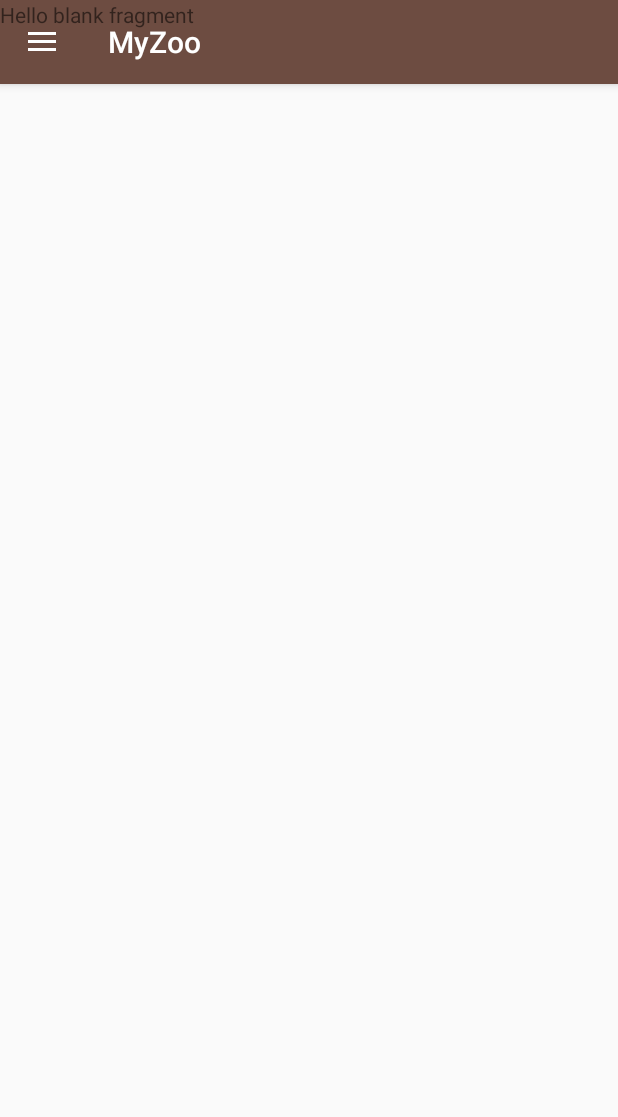
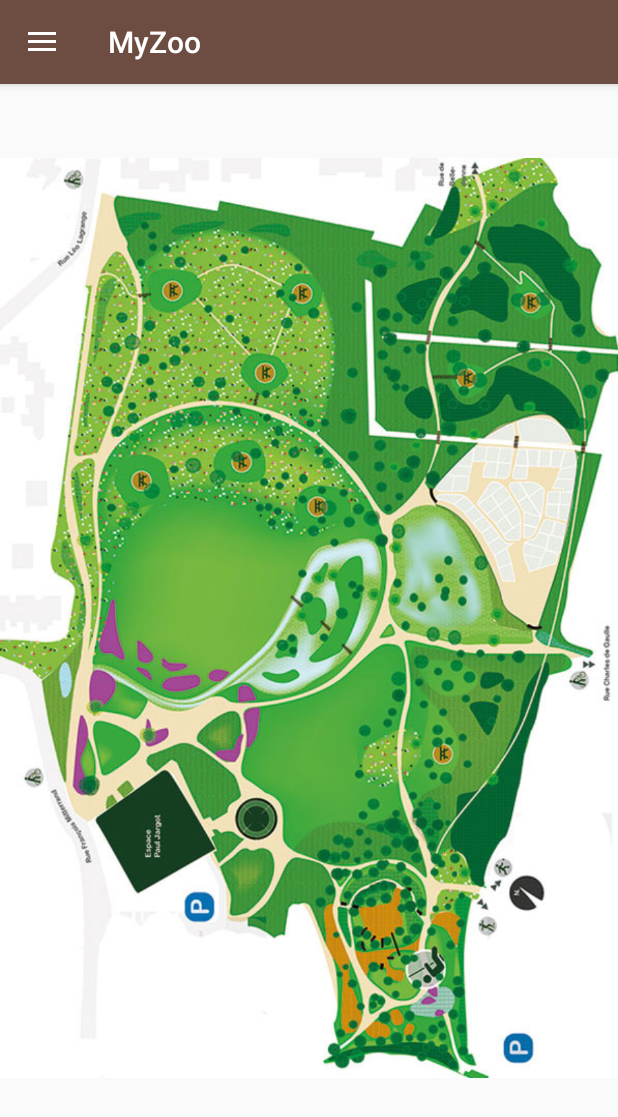
Before and after one commit to pauline-rdc/MyZoo, an Android app: the screen it shows after launch (MainActivity), in the side drawer, after a tap on "Carte", on a phone screen of 412 x 824 dp. Shown: the top 1117 px of the screen. Run offline under Robolectric (Android 15) with nearby library versions, the phone set to English and light mode, and no system bars.

Commit message:
add map picture

```diff
--- a/app/src/main/res/layout/fragment_map.xml
+++ b/app/src/main/res/layout/fragment_map.xml
@@ -4,9 +4,9 @@
              android:layout_height="match_parent"
              tools:context="com.example.pauliner.myzoo.MapFragment">
 
-    <TextView
+    <ImageView
+        android:id="@+id/imageView6"
         android:layout_width="match_parent"
         android:layout_height="match_parent"
-        android:text="@string/hello_blank_fragment"/>
-
+        android:src="@drawable/plan_zoo"/>
 </FrameLayout>
```
Also changed, not shown: app/src/main/res/drawable/plan_aqua.jpg (added), app/src/main/res/drawable/plan_bird.jpg (added), app/src/main/res/drawable/plan_felin.jpg (added), app/src/main/res/drawable/plan_reptil.jpg (added), app/src/main/res/drawable/plan_zoo.jpg (added), 1 other file.
